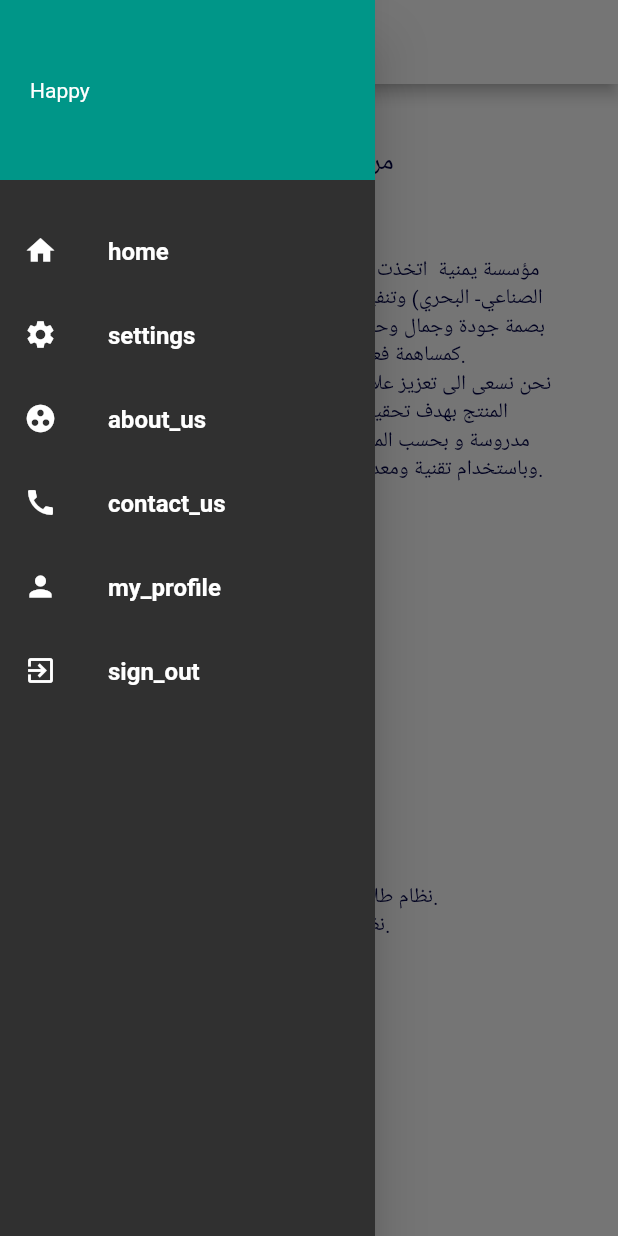
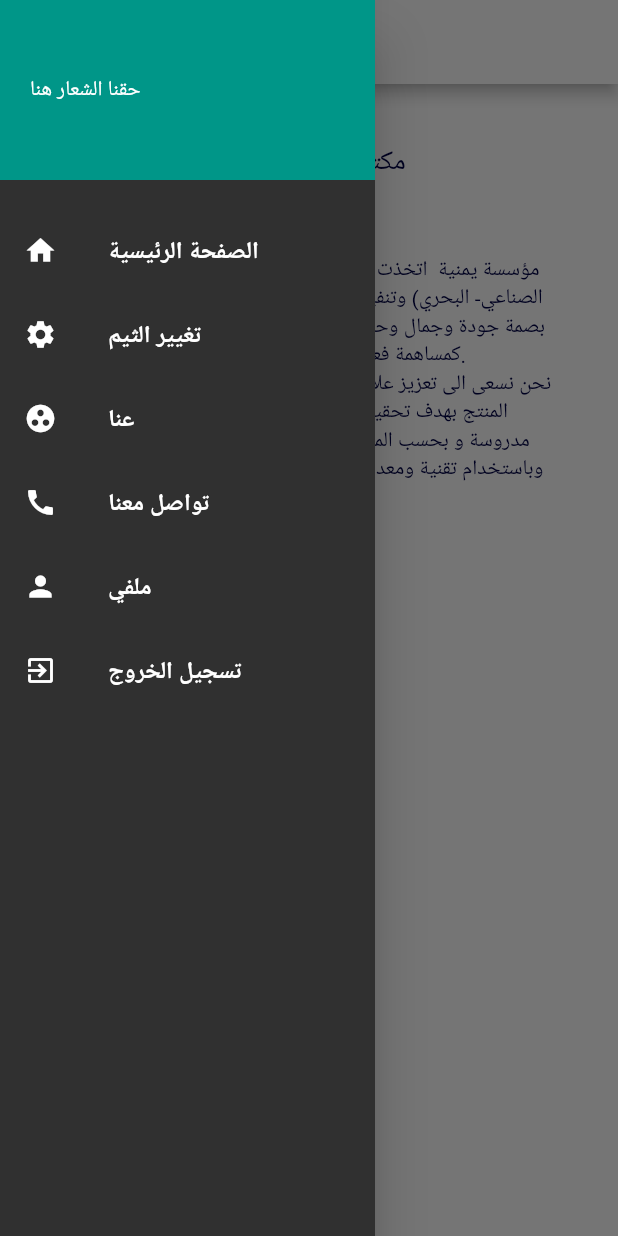
Before and after one commit to MohammedYoussef-YM/Masbaha, a Flutter app: the MainAboutScreen screen opened directly, with the side drawer open, on a phone screen of 412 x 824 dp. Run offline on Flutter 3.47's test engine with Material 2 defaults, Android fonts, the phone set to English and light mode, and no system bars; our stand-ins replace get, percent_indicator, shared_preferences; accounts and stored records are empty.

Commit message:
Create The main Project Structure5

```diff
--- a/lib/view/about_us.dart
+++ b/lib/view/about_us.dart
@@ -26,46 +26,16 @@ class MainAboutScreen extends StatelessWidget {
               children: [
                 SizedBox(height: 10,),
 
-                Text('مراد أحمد للتجارة', style: TextStyle(color: Color(0xff000345),fontSize: 18),),
+                Text('مكتب وائل و يوسف', style: TextStyle(color: Color(0xff000345),fontSize: 18),),
 
                 SizedBox(height: 30,),
 
                 Text("من نحن \n  مؤسسة يمنية  اتخذت من مجال بيع الدهانات بانواعها (الديكوري - الصناعي- البحري) وتنفيذ  اعمال الطلاء بكوادر محلية وسيلتها لوضع بصمة جودة وجمال وحماية في المشاريع السكنية والطبية والصناعية كمساهمة فعالة في التنمية الوطنية في الجمهورية اليمنية.\n"
                " نحن نسعى الى تعزيز علاقتنا مع عملائنا من خلال اتقان العمل وجودة المنتج بهدف تحقيق اعلى مستويات عملية التنفيذ وفق خطوات مدروسة و بحسب المواصفات العالمية وتوصيات الشركات المنتجة. وباستخدام تقنية ومعدات حديثة"
                     "، وباستخدام تقنية ومعدات حديثة."
-               "  \nتخصصنا  :\n"
-               " *انظمة دهانات المباني السكنية:\n"
-               " - نظام الدهانات المائية.\n"
-               " - نظام الدهانات الزيتية.\n"
-               " - نظام الديكورات.\n"
-               " - نظام الثري دي.\n"
-               " *انظمة دهانات العزل والتي تتمثل ب:\n"
-               " - عزل احجار المباني بانواعها.\n"
-               " - دهانات عزل الاسطح.\n"
-               " - دهانات العزل الخارجي للمباني.\n"
-               " - دهانات عزل الاساسات.\n"
-               " - دهانات عزل دورات المياه والمطابخ.\n"
-               " - دهانات عزل حديد الخرسانة.\n"
-               " *انظمة طلاء حماية المنشآت الطبية:\n"
-               " - نظام طلاء الارضيات بحسب توصيات وزارة الصحة.\n"
-               " - نظام طلاء الجدران بدهانات مضادة للبكتيريا.\n"
-               " * انظمة طلاء حماية المنشات الصناعية:\n"
-               " - نظام طلاء الارضيات.\n"
-               " - نظام طلاء الحديد.\n"
-               " - نظام طلاء خزانات الوقود.\n"
-               " - نظام طلاء خزانات مياه الشرب.\n"
-               " - نظام طلاء شبكات الانابيب.\n"
-               " مستخدمين  اهم انواع الطلاء:\n"
-               " -المعاجين.\n"
-               " -الاكريليك.\n"
-               " - الالكيد.\n"
-               " - البتومين.\n"
-               " - الايبوكسي.\n"
-               " - الزنك العضوي والغير عضوي.\n"
                " تواصل معنا:\n"
-               " ☆ الحصبة - شارع مازدا.\n"
-               " ☆ حدة - شارع الجزائر.\n"
-               " ☆ بيت بوس - مثلث ارتل.",
+               " ☆ الحصبة - شارع القاهره.\n"
+               " ☆ الدائري - شارع الزراعة.\n",
                   style: TextStyle(color: Color(0xff000345),fontSize: 14),),
 
                 SizedBox(height: 50,),
--- a/lib/view/home.dart
+++ b/lib/view/home.dart
@@ -4,6 +4,7 @@ import 'dart:ui';
 import 'package:masbaha/view/particle.dart';
 import 'package:flutter/material.dart';
 import 'package:get/get.dart';
+import 'package:get/get_utils/src/extensions/internacionalization.dart';
 import 'package:masbaha/controller/mylocaleController.dart';
 
 import 'main_drawer.dart';
@@ -164,7 +165,7 @@ class _MyHomePageState extends State<MyHomePage> with SingleTickerProviderStateM
     MyLocaleController controllerLang = Get.find();
     return Scaffold(
       appBar: AppBar(
-        title: Text("home".tr),
+        title: Text("الصفحة الرئيسية"),
         backgroundColor: counterText['color'],
         centerTitle: true,
       ),
--- a/lib/view/main_drawer.dart
+++ b/lib/view/main_drawer.dart
@@ -1,21 +1,13 @@
 import 'package:flutter/material.dart';
 import 'package:flutter/widgets.dart';
+import 'package:get/get.dart';
 import 'package:masbaha/view/about_us.dart';
 import 'package:masbaha/view/basewidget/animated_custom_dialog.dart';
 import 'package:masbaha/view/home.dart';
 import 'package:masbaha/view/more/widget/app_info_dialog.dart';
 import 'package:masbaha/view/more/widget/sign_out_confirmation_dialog.dart';
 import 'package:masbaha/view/profile.dart';
-import 'package:masbaha/view/screen/setting/settings_screen.dart';
-// import 'package:sixvalley_ui_kit/localization/language_constrants.dart';
-// import 'package:sixvalley_ui_kit/utill/color_resources.dart';
-// import 'package:sixvalley_ui_kit/utill/images.dart';
-// import 'package:sixvalley_ui_kit/view/screen/more/widget/sign_out_confirmation_dialog.dart';
-// import 'package:sixvalley_ui_kit/view/screen/profile.dart';
-// import 'package:sixvalley_ui_kit/view/screen/setting/settings_screen.dart';
-// import 'about_us.dart';
-// import 'home/home_screen.dart';
-// import 'more/widget/app_info_dialog.dart';
+import 'package:get/get_utils/src/extensions/internacionalization.dart';
 
 class MainDrawer extends StatelessWidget {
   const MainDrawer({Key key}) : super(key: key);
@@ -50,15 +42,16 @@ class MainDrawer extends StatelessWidget {
               alignment: Alignment.centerLeft,
               color: Colors.teal,
               // child: Image.asset(Images.logo_with_name_image, height: 40, width: 250,color: ColorResources.getImageBg(context)),
-              child: Text("Happy"),
+              child: Text("حقنا الشعار هنا"),
             ),
             SizedBox(height: 20),
-            buildListTile('home',Icons.home,(){Navigator.push(context,MaterialPageRoute(builder: (_) => MyHomePage()));}),
-            buildListTile('settings',Icons.settings,(){Navigator.push(context,MaterialPageRoute(builder: (_) => SettingsScreen()));}),
-            buildListTile('about_us',Icons.group_work,(){Navigator.push(context,MaterialPageRoute(builder: (_) => MainAboutScreen()));}),
-            buildListTile('contact_us',Icons.call,(){showAnimatedDialog(context, AppInfoDialog(), isFlip: true);}),
-            buildListTile('my_profile',Icons.person,(){showAnimatedDialog(context, MyProfile(), isFlip: true);}),
-            buildListTile('sign_out',Icons.exit_to_app,(){showAnimatedDialog(context, SignOutConfirmationDialog(), isFlip: true);}),
+            buildListTile('الصفحة الرئيسية',Icons.home,(){Navigator.push(context,MaterialPageRoute(builder: (_) => MyHomePage()));}),
+            buildListTile('تغيير الثيم',Icons.settings,(){ if(Get.isDarkMode){ Get.changeTheme(ThemeData.light());}
+                                                               else {Get.changeTheme(ThemeData.dark());}}),
+            buildListTile('عنا',Icons.group_work,(){Navigator.push(context,MaterialPageRoute(builder: (_) => MainAboutScreen()));}),
+            buildListTile('تواصل معنا',Icons.call,(){showAnimatedDialog(context, AppInfoDialog(), isFlip: true);}),
+            buildListTile('ملفي',Icons.person,(){showAnimatedDialog(context, MyProfile(), isFlip: true);}),
+            buildListTile('تسجيل الخروج',Icons.exit_to_app,(){showAnimatedDialog(context, SignOutConfirmationDialog(), isFlip: true);}),
           ],
         ),
       ),
--- a/lib/view/profile.dart
+++ b/lib/view/profile.dart
@@ -24,7 +24,7 @@ class _ProfileState extends State<MyProfile> {
     return Scaffold(
       appBar: AppBar(
         backgroundColor: Colors.teal,  // Theme.of(context).accentColor,
-        title: Text("My Profile"),
+        title: Text("ملفي"),
         elevation: 1,
         centerTitle: true,
         //   automaticallyImplyLeading: false,
@@ -79,7 +79,7 @@ class _ProfileState extends State<MyProfile> {
                       ),
                       Container(
                         margin: EdgeInsets.only(top: 30),
-                        child: Text("Youssef Alsodi",style: TextStyle(fontSize: 20)),
+                        child: Text("مكتب وائل و يوسف",style: TextStyle(fontSize: 20)),
                       ),
                     ],
                   ),
@@ -300,7 +300,7 @@ class _BottomSectionState extends State<BottomSection> with TickerProviderStateM
           new TabBar(
             controller: _controller,
             tabs: _tabs,
-            labelColor: Theme.of(context).primaryColor,
+            labelColor: Theme.of(context).accentColor,
             indicatorColor: Theme.of(context).primaryColor,
           ),
           new SizedBox.fromSize(
```
Also changed, not shown: lib/view/more/widget/app_info_dialog.dart (+6 -10 lines), lib/view/more/widget/sign_out_confirmation_dialog.dart (+5 -13 lines), lib/view/screen/setting/settings_screen.dart (deleted, +0 -124 lines).
